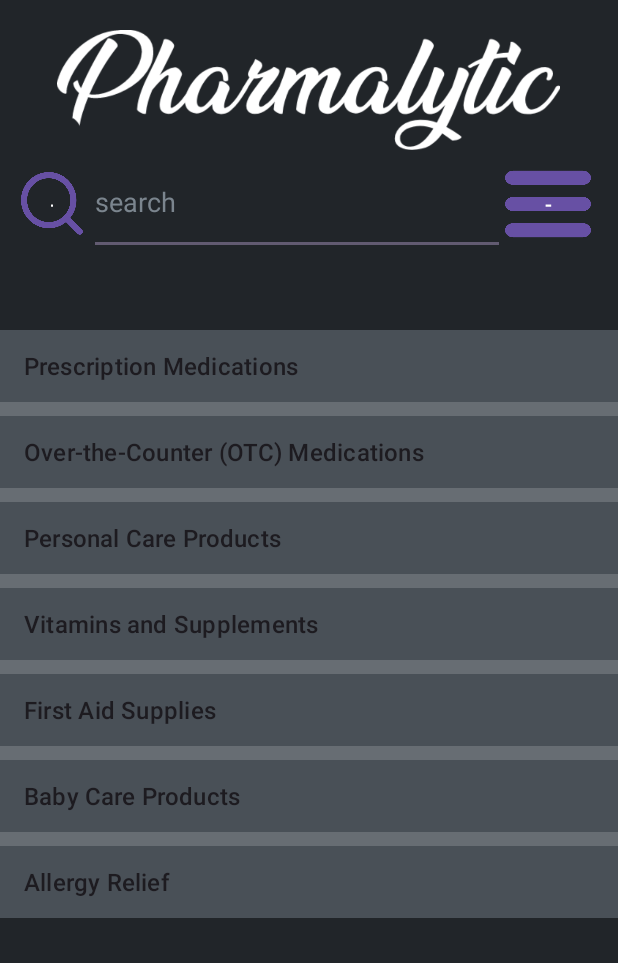
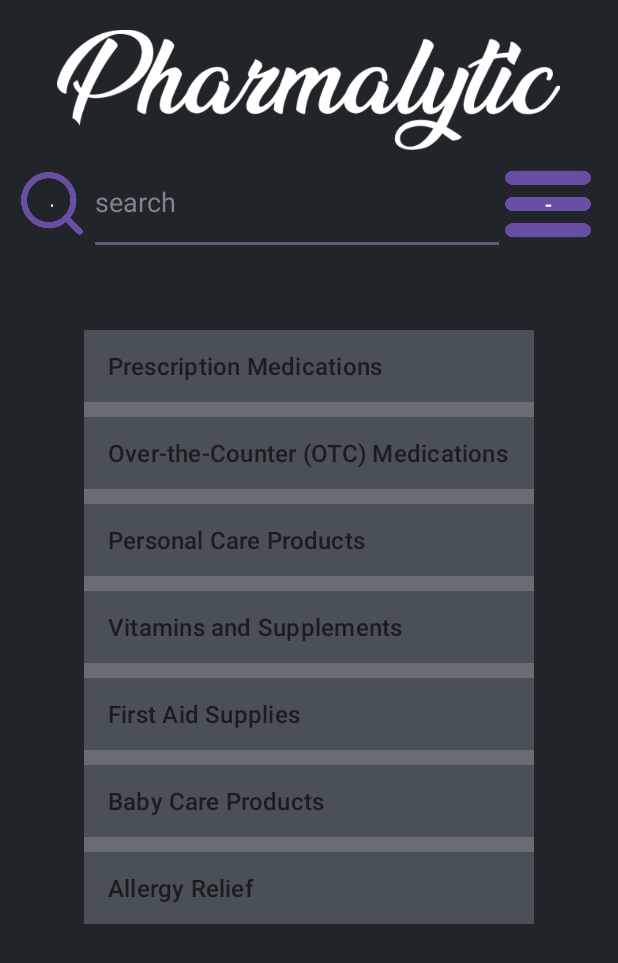
Before and after one commit to ChristianHosh/COMP438-Pharmalytic-Project, an Android app: the layout dash_board.xml on its own in the app's theme, with its tools: preview values and no code run, on a phone screen of 412 x 824 dp. Shown: the top 963 px of the screen. Run offline under Robolectric (Android 15) with nearby library versions, the phone set to English and light mode, and no system bars.

Commit message:
1.2 dashBoard(not finished yet)

```diff
--- a/app/src/main/java/com/example/finalproject/DashBoardActivity.java
+++ b/app/src/main/java/com/example/finalproject/DashBoardActivity.java
@@ -23,7 +23,6 @@ public class DashBoardActivity extends AppCompatActivity {
                 if(position == 0){
                   //  Intent intent = new Intent(DashBoardActivity.this, seconed.class);
                  //  startActivity(intent);
-                    System.out.println(" ");
                 }
             }
         };
--- a/app/src/main/res/layout/dash_board.xml
+++ b/app/src/main/res/layout/dash_board.xml
@@ -47,20 +47,21 @@
             android:text="-"/>
     </LinearLayout>
 
+
     <ListView
         android:background="@color/border_color"
         android:id="@+id/simpleListView"
         android:layout_marginTop="50dp"
-        android:textAlignment="center"
         android:layout_gravity="center"
-        android:layout_width="fill_parent"
+        android:layout_width="300dp"
         android:layout_height="wrap_content"
         android:divider="@color/tertiary"
-        android:dividerHeight="9dp"
+        android:dividerHeight="10dp"
         android:listSelector="@color/success_border"
         android:entries="@array/options"
-        android:textColor="@android:color/white"
         />
 
 
+
+
 </androidx.appcompat.widget.LinearLayoutCompat>
```
